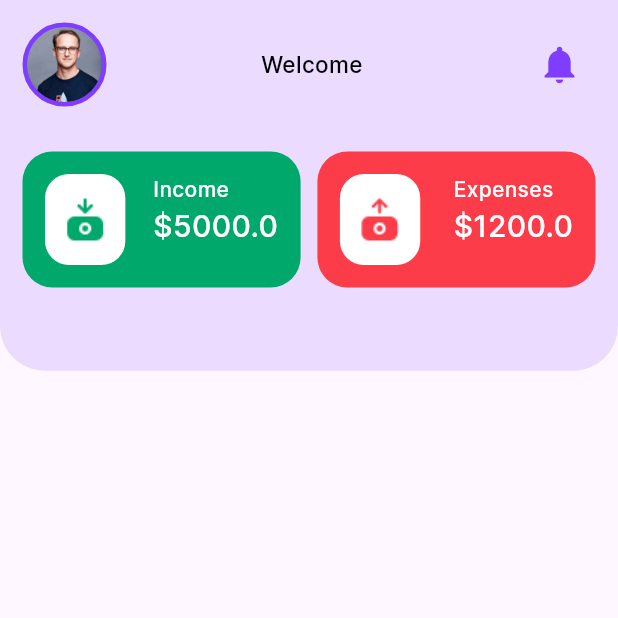
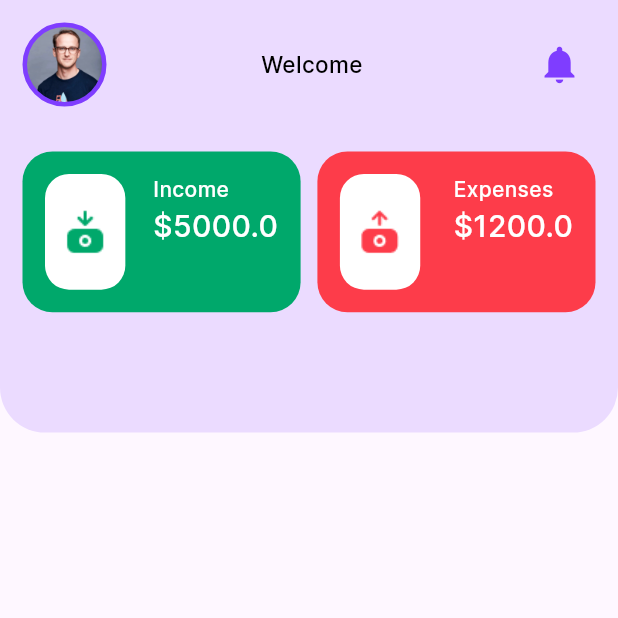
Before and after one commit to thisaraCPrasanga/expenz, a Flutter app: the HomeScreen screen opened directly, on a phone screen of 412 x 824 dp, the top half of it. Run offline on Flutter 3.47's test engine with Material 3 defaults, Android fonts, the phone set to English and light mode, and no system bars; our stand-ins replace shared_preferences, smooth_page_indicator; accounts and stored records are empty.

Commit message:
create expence/income models and build toggele operation between expence and income models

```diff
--- a/lib/constants/widgets/income_expence_card.dart
+++ b/lib/constants/widgets/income_expence_card.dart
@@ -25,7 +25,7 @@ class _IncomeExpenceCardState extends State<IncomeExpenceCard> {
   Widget build(BuildContext context) {
     return Container(
       width: MediaQuery.of(context).size.width * 0.45,
-      height: MediaQuery.of(context).size.height * 0.11,
+      height: MediaQuery.of(context).size.height * 0.13,
       decoration: BoxDecoration(
         color: widget.buttonColor,
         borderRadius: BorderRadius.circular(20),
--- /dev/null
+++ b/lib/models/income_model_data.dart
@@ -0,0 +1,41 @@
+import 'package:flutter/widgets.dart';
+
+//income category enum
+enum IncomeCategoty { freelance, salary, passive, sales }
+
+//income icon
+final Map<IncomeCategoty, String> incomeCategoryImages = {
+  IncomeCategoty.freelance: "assets/images/freelance.png",
+  IncomeCategoty.passive: "assets/images/car.png",
+  IncomeCategoty.salary: "assets/images/health.png",
+  IncomeCategoty.sales: "assets/images/salary.png",
+};
+
+//incom colors
+final Map<IncomeCategoty, Color> incomeCategotyColor = {
+  IncomeCategoty.freelance: Color(0xffe57373),
+  IncomeCategoty.passive: Color(0xff81c784),
+  IncomeCategoty.salary: Color(0xff64b5f6),
+  IncomeCategoty.sales: Color(0xffffd54f),
+};
+
+//income model
+class Income {
+  final int id;
+  final String title;
+  final double amount;
+  final IncomeCategoty categoty;
+  final DateTime date;
+  final DateTime time;
+  final String description;
+
+  Income({
+    required this.id,
+    required this.title,
+    required this.amount,
+    required this.categoty,
+    required this.date,
+    required this.time,
+    required this.description,
+  });
+}
--- a/lib/screens/home_screen.dart
+++ b/lib/screens/home_screen.dart
@@ -37,7 +37,7 @@ class _HomeScreenState extends State<HomeScreen> {
             children: [
               //bg color column
               Container(
-                height: MediaQuery.of(context).size.height * 0.3,
+                height: MediaQuery.of(context).size.height * 0.35,
                 decoration: BoxDecoration(
                   color: kMainColor.withOpacity(0.15),
                   borderRadius: BorderRadius.only(
```
Also changed, not shown: lib/models/expence_model.dart (added, +67 -0 lines), lib/screens/add_new_screen.dart (+85 -1 lines).
